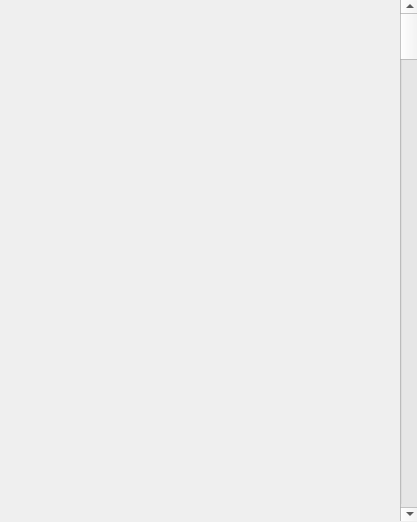
Before: the Qt Designer form shellusb/ShellUSB_v0_5/helpdialog.ui in kuntae/shellusb, drawn with Qt 5.
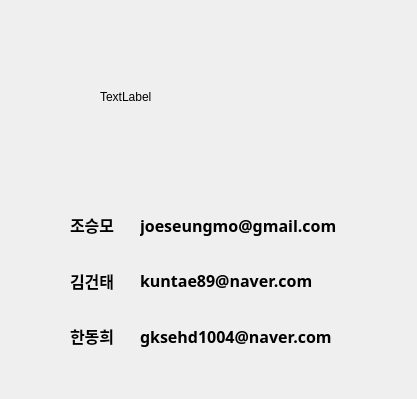
After: the same form once the commit is applied.

Patch:
```diff
--- a/shellusb/ShellUSB_v0_5/helpdialog.ui
+++ b/shellusb/ShellUSB_v0_5/helpdialog.ui
@@ -7,25 +7,139 @@
     <x>0</x>
     <y>0</y>
     <width>417</width>
-    <height>522</height>
+    <height>399</height>
    </rect>
   </property>
   <property name="windowTitle">
    <string>Dialog</string>
   </property>
-  <widget class="QScrollBar" name="verticalScrollBar">
+  <widget class="QLabel" name="label">
    <property name="geometry">
     <rect>
-     <x>400</x>
-     <y>0</y>
-     <width>20</width>
-     <height>521</height>
+     <x>100</x>
+     <y>30</y>
+     <width>213</width>
+     <height>134</height>
     </rect>
    </property>
-   <property name="orientation">
-    <enum>Qt::Vertical</enum>
+   <property name="text">
+    <string>TextLabel</string>
    </property>
   </widget>
+  <widget class="QWidget" name="layoutWidget">
+   <property name="geometry">
+    <rect>
+     <x>140</x>
+     <y>200</y>
+     <width>211</width>
+     <height>161</height>
+    </rect>
+   </property>
+   <layout class="QVBoxLayout" name="verticalLayout_2">
+    <item>
+     <widget class="QLabel" name="label_5">
+      <property name="font">
+       <font>
+        <family>맑은 고딕</family>
+        <pointsize>12</pointsize>
+        <weight>75</weight>
+        <bold>true</bold>
+       </font>
+      </property>
+      <property name="text">
+       <string>joeseungmo@gmail.com</string>
+      </property>
+     </widget>
+    </item>
+    <item>
+     <widget class="QLabel" name="label_6">
+      <property name="font">
+       <font>
+        <family>맑은 고딕</family>
+        <pointsize>12</pointsize>
+        <weight>75</weight>
+        <bold>true</bold>
+       </font>
+      </property>
+      <property name="text">
+       <string>kuntae89@naver.com</string>
+      </property>
+     </widget>
+    </item>
+    <item>
+     <widget class="QLabel" name="label_7">
+      <property name="font">
+       <font>
+        <family>맑은 고딕</family>
+        <pointsize>12</pointsize>
+        <weight>75</weight>
+        <bold>true</bold>
+       </font>
+      </property>
+      <property name="text">
+       <string>gksehd1004@naver.com</string>
+      </property>
+     </widget>
+    </item>
+   </layout>
+  </widget>
+  <widget class="QWidget" name="">
+   <property name="geometry">
+    <rect>
+     <x>70</x>
+     <y>200</y>
+     <width>53</width>
+     <height>161</height>
+    </rect>
+   </property>
+   <layout class="QVBoxLayout" name="verticalLayout">
+    <item>
+     <widget class="QLabel" name="label_2">
+      <property name="font">
+       <font>
+        <family>맑은 고딕</family>
+        <pointsize>12</pointsize>
+        <weight>75</weight>
+        <bold>true</bold>
+       </font>
+      </property>
+      <property name="text">
+       <string>조승모</string>
+      </property>
+     </widget>
+    </item>
+    <item>
+     <widget class="QLabel" name="label_4">
+      <property name="font">
+       <font>
+        <family>맑은 고딕</family>
+        <pointsize>12</pointsize>
+        <weight>75</weight>
+        <bold>true</bold>
+       </font>
+      </property>
+      <property name="text">
+       <string>김건태</string>
+      </property>
+     </widget>
+    </item>
+    <item>
+     <widget class="QLabel" name="label_3">
+      <property name="font">
+       <font>
+        <family>맑은 고딕</family>
+        <pointsize>12</pointsize>
+        <weight>75</weight>
+        <bold>true</bold>
+       </font>
+      </property>
+      <property name="text">
+       <string>한동희</string>
+      </property>
+     </widget>
+    </item>
+   </layout>
+  </widget>
  </widget>
  <resources/>
  <connections/>
```
